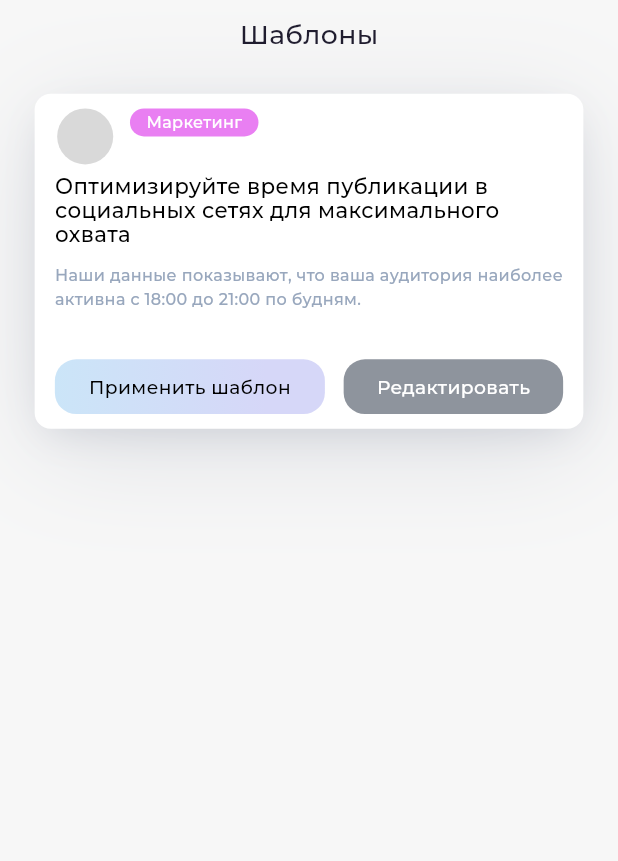
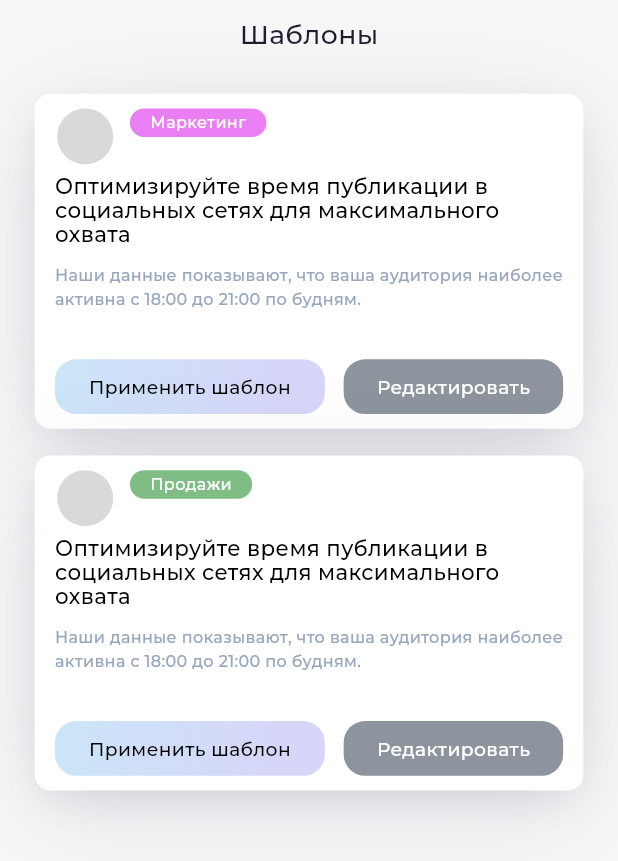
Before and after one commit to gadzhilaev/smile_ai, a Flutter app: the TemplatesScreen screen opened directly, on a phone screen of 412 x 824 dp. Shown: the top 861 px of the screen. Run offline on Flutter 3.47's test engine with Material 3 defaults, Android fonts, the phone set to English and light mode, and no system bars; our stand-ins replace google_fonts.

Commit message:
настройка шаблонов

```diff
--- /dev/null
+++ b/lib/models/template_model.dart
@@ -0,0 +1,17 @@
+import 'package:flutter/material.dart';
+
+class TemplateModel {
+  const TemplateModel({
+    required this.id,
+    required this.category,
+    required this.categoryColor,
+    required this.title,
+    required this.description,
+  });
+
+  final int id;
+  final String category;
+  final Color categoryColor;
+  final String title;
+  final String description;
+}
--- a/lib/screens/templates_screen.dart
+++ b/lib/screens/templates_screen.dart
@@ -1,11 +1,36 @@
 import 'package:flutter/material.dart';
 import 'package:google_fonts/google_fonts.dart';
 
-class TemplatesScreen extends StatelessWidget {
+import '../models/template_model.dart';
+import '../services/template_service.dart';
+
+class TemplatesScreen extends StatefulWidget {
   const TemplatesScreen({super.key});
 
+  @override
+  State<TemplatesScreen> createState() => _TemplatesScreenState();
+}
+
+class _TemplatesScreenState extends State<TemplatesScreen> {
   static const double _designWidth = 428;
   static const double _designHeight = 926;
+
+  List<TemplateModel> _templates = [];
+  bool _isLoading = true;
+
+  @override
+  void initState() {
+    super.initState();
+    _loadTemplates();
+  }
+
+  Future<void> _loadTemplates() async {
+    final templates = await TemplateService.getAllTemplates();
+    setState(() {
+      _templates = templates;
+      _isLoading = false;
+    });
+  }
 
   @override
   Widget build(BuildContext context) {
@@ -38,10 +63,72 @@ class TemplatesScreen extends StatelessWidget {
             ),
             SizedBox(height: scaleHeight(34)),
             Expanded(
-              child: SingleChildScrollView(
+              child: _isLoading
+                  ? const Center(child: CircularProgressIndicator())
+                  : _templates.isEmpty
+                      ? Center(
+                          child: Text(
+                            'Шаблоны не найдены',
+                            style: GoogleFonts.montserrat(
+                              fontSize: 16,
+                              fontWeight: FontWeight.w500,
+                              color: Colors.black,
+                            ),
+                          ),
+                        )
+                      : SingleChildScrollView(
                           child: Padding(
-                  padding: EdgeInsets.symmetric(horizontal: scaleWidth(24)),
-                  child: Container(
+                            padding: EdgeInsets.symmetric(
+                              horizontal: scaleWidth(24),
+                            ),
+                            child: Column(
+                              children: [
+                                for (int i = 0; i < _templates.length; i++)
+                                  Padding(
+                                    padding: EdgeInsets.only(
+                                      bottom: i < _templates.length - 1
+                                          ? scaleHeight(20)
+                                          : 0,
+                                    ),
+                                    child: _TemplateCard(
+                                      template: _templates[i],
+                                      designWidth: _designWidth,
+                                      designHeight: _designHeight,
+                                    ),
+                                  ),
+                              ],
+                            ),
+                          ),
+                        ),
+            ),
+          ],
+        ),
+      ),
+    );
+  }
+}
+
+class _TemplateCard extends StatelessWidget {
+  const _TemplateCard({
+    required this.template,
+    required this.designWidth,
+    required this.designHeight,
+  });
+
+  final TemplateModel template;
+  final double designWidth;
+  final double designHeight;
+
+  @override
+  Widget build(BuildContext context) {
+    final size = MediaQuery.of(context).size;
+    final double widthFactor = size.width / designWidth;
+    final double heightFactor = size.height / designHeight;
+
+    double scaleWidth(double value) => value * widthFactor;
+    double scaleHeight(double value) => value * heightFactor;
+
+    return Container(
       width: double.infinity,
       height: scaleHeight(251),
       decoration: BoxDecoration(
@@ -82,29 +169,34 @@ class TemplatesScreen extends StatelessWidget {
               ),
               SizedBox(width: scaleWidth(10)),
               Container(
-                              width: scaleWidth(89),
-                              height: scaleHeight(21),
+                padding: EdgeInsets.symmetric(
+                  horizontal: scaleWidth(14),
+                  vertical: scaleHeight(4.5),
+                ),
+                constraints: BoxConstraints(
+                  minHeight: scaleHeight(21),
+                ),
                 decoration: BoxDecoration(
-                                color: const Color(0x80D300E6),
-                                borderRadius:
-                                    BorderRadius.circular(scaleHeight(64)),
+                  color: template.categoryColor,
+                  borderRadius: BorderRadius.circular(scaleHeight(64)),
                 ),
                 alignment: Alignment.center,
                 child: Text(
-                                'Маркетинг',
+                  template.category,
                   style: GoogleFonts.montserrat(
                     fontSize: scaleHeight(12),
                     fontWeight: FontWeight.w500,
                     color: Colors.white,
                     height: 1,
                   ),
+                  textAlign: TextAlign.center,
                 ),
               ),
             ],
           ),
           SizedBox(height: scaleHeight(7.5)),
           Text(
-                          'Оптимизируйте время публикации в социальных сетях для максимального охвата',
+            template.title,
             style: GoogleFonts.montserrat(
               fontSize: scaleHeight(16),
               fontWeight: FontWeight.w500,
@@ -115,7 +207,7 @@ class TemplatesScreen extends StatelessWidget {
           SizedBox(height: scaleHeight(12.5)),
           Expanded(
             child: Text(
-                            'Наши данные показывают, что ваша аудитория наиболее активна с 18:00 до 21:00 по будням.',
+              template.description,
               style: GoogleFonts.montserrat(
                 fontSize: scaleHeight(12),
                 fontWeight: FontWeight.w500,
@@ -130,8 +222,7 @@ class TemplatesScreen extends StatelessWidget {
             children: [
               InkWell(
                 onTap: () {},
-                              borderRadius:
-                                  BorderRadius.circular(scaleHeight(16)),
+                borderRadius: BorderRadius.circular(scaleHeight(16)),
                 child: Container(
                   width: scaleWidth(187),
                   height: scaleHeight(41),
@@ -145,8 +236,7 @@ class TemplatesScreen extends StatelessWidget {
                       ],
                       stops: [0.0, 0.7816],
                     ),
-                                  borderRadius:
-                                      BorderRadius.circular(scaleHeight(16)),
+                    borderRadius: BorderRadius.circular(scaleHeight(16)),
                   ),
                   alignment: Alignment.center,
                   child: Text(
@@ -162,15 +252,13 @@ class TemplatesScreen extends StatelessWidget {
               ),
               InkWell(
                 onTap: () {},
-                              borderRadius:
-                                  BorderRadius.circular(scaleHeight(16)),
+                borderRadius: BorderRadius.circular(scaleHeight(16)),
                 child: Container(
                   width: scaleWidth(152),
                   height: scaleHeight(41),
                   decoration: BoxDecoration(
                     color: const Color(0x801E293B),
-                                  borderRadius:
-                                      BorderRadius.circular(scaleHeight(16)),
+                    borderRadius: BorderRadius.circular(scaleHeight(16)),
                   ),
                   alignment: Alignment.center,
                   child: Text(
@@ -188,13 +276,6 @@ class TemplatesScreen extends StatelessWidget {
           ),
         ],
       ),
-                  ),
-                ),
-              ),
-            ),
-          ],
-        ),
-      ),
     );
   }
 }
--- /dev/null
+++ b/lib/services/template_service.dart
@@ -0,0 +1,41 @@
+import 'package:flutter/material.dart';
+
+import '../models/template_model.dart';
+
+class TemplateService {
+  // Имитация загрузки данных с API
+  static Future<TemplateModel> getTemplateById(int id) async {
+    // Имитация задержки сети
+    await Future.delayed(const Duration(milliseconds: 500));
+
+    // Пока что возвращаем моковые данные
+    // В будущем здесь будет реальный запрос к API
+    final templates = await getAllTemplates();
+    if (id >= 0 && id < templates.length) {
+      return templates[id];
+    }
+    return templates[0]; // Возвращаем первый шаблон по умолчанию
+  }
+
+  // Метод для получения списка всех шаблонов
+  static Future<List<TemplateModel>> getAllTemplates() async {
+    await Future.delayed(const Duration(milliseconds: 500));
+
+    return [
+      TemplateModel(
+        id: 0,
+        category: 'Маркетинг',
+        categoryColor: const Color(0x80D300E6), // Фиолетовый цвет с прозрачностью
+        title: 'Оптимизируйте время публикации в социальных сетях для максимального охвата',
+        description: 'Наши данные показывают, что ваша аудитория наиболее активна с 18:00 до 21:00 по будням.',
+      ),
+      TemplateModel(
+        id: 1,
+        category: 'Продажи',
+        categoryColor: const Color(0x80007B0C), // Зеленый цвет с прозрачностью
+        title: 'Оптимизируйте время публикации в социальных сетях для максимального охвата',
+        description: 'Наши данные показывают, что ваша аудитория наиболее активна с 18:00 до 21:00 по будням.',
+      ),
+    ];
+  }
+}
```
Lines whose indentation alone changed are shown as unchanged.
